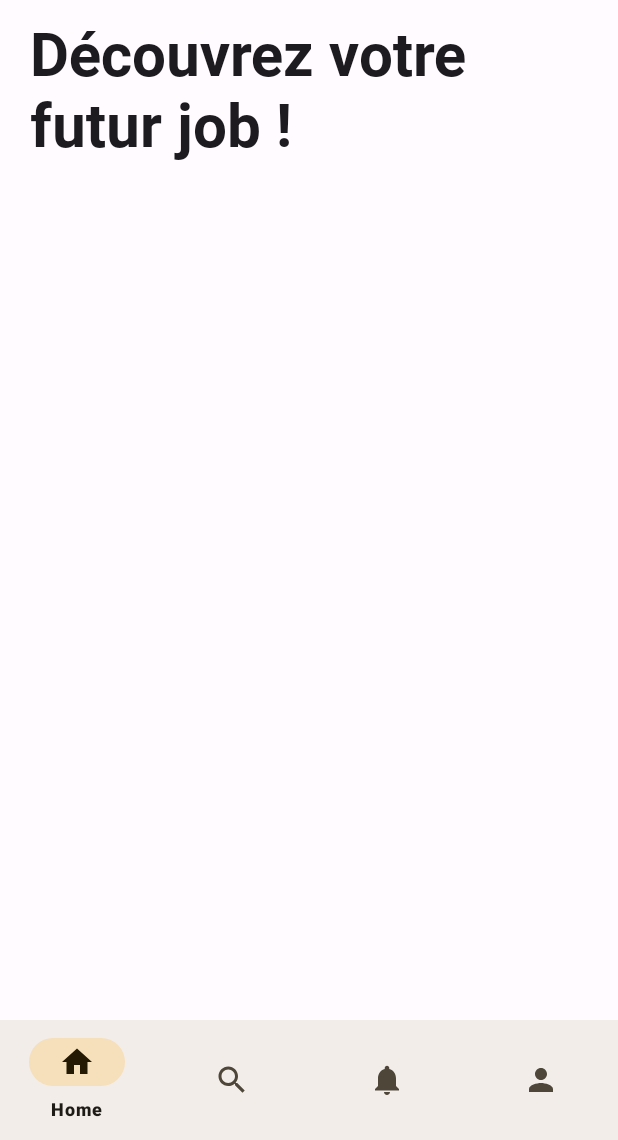
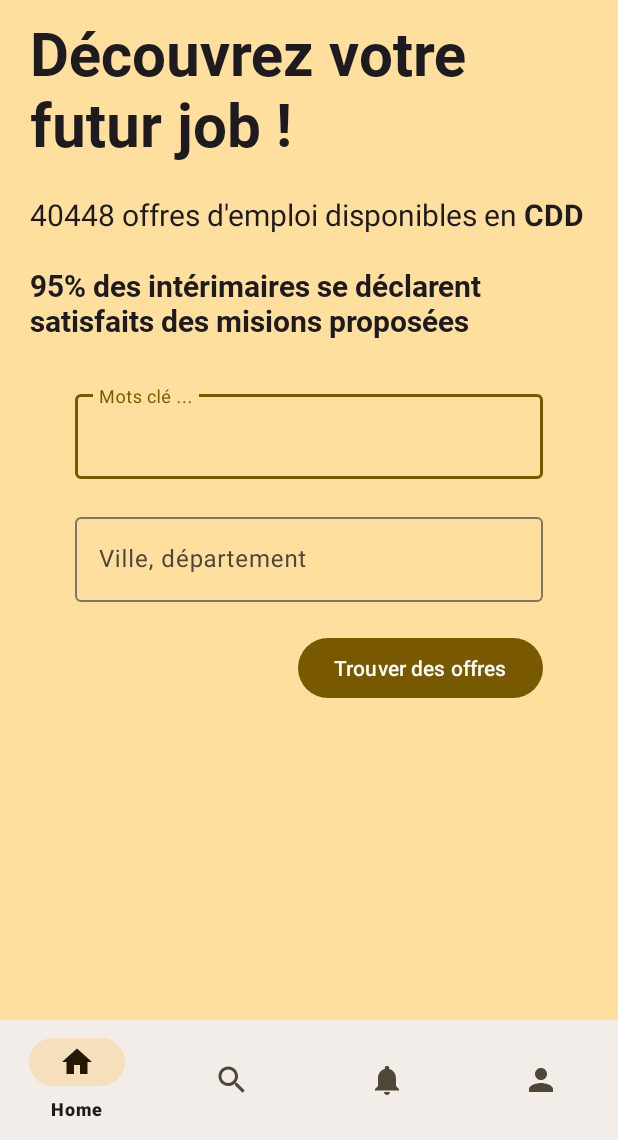
Before and after one commit to LoloLeMono/InterIm, an Android app: the screen it shows after launch (MainActivity), on a phone screen of 412 x 824 dp, the part 96-1236 px from its top. Run offline under Robolectric (Android 15) with nearby library versions, the phone set to English and light mode, and no system bars; our stand-ins replace navigation-ui.

Commit message:
Add rapid search

```diff
--- a/app/build.gradle
+++ b/app/build.gradle
@@ -34,7 +34,8 @@ android {
 dependencies {
 
     implementation 'androidx.appcompat:appcompat:1.6.1'
-    implementation 'com.google.android.material:material:1.8.0'
+    //implementation 'com.google.android.material:material:1.8.0'
+    implementation 'com.google.android.material:material:1.7.0-rc01'
     implementation 'androidx.constraintlayout:constraintlayout:2.1.4'
     implementation 'androidx.lifecycle:lifecycle-livedata-ktx:2.4.1'
     implementation 'androidx.lifecycle:lifecycle-viewmodel-ktx:2.4.1'
--- a/app/src/main/AndroidManifest.xml
+++ b/app/src/main/AndroidManifest.xml
@@ -6,15 +6,14 @@
         android:allowBackup="true"
         android:dataExtractionRules="@xml/data_extraction_rules"
         android:fullBackupContent="@xml/backup_rules"
-        android:icon="@mipmap/ic_launcher"
+        android:icon="@drawable/ic_launcher"
         android:label="@string/app_name"
         android:supportsRtl="true"
         android:theme="@style/Theme.Inter_Im"
         tools:targetApi="31" >
         <activity
             android:name=".MainActivity"
-            android:exported="true"
-            android:label="@string/app_name" >
+            android:exported="true">
             <intent-filter>
                 <action android:name="android.intent.action.MAIN" />
 
--- a/app/src/main/java/com/mobile/inter_im/ui/home/HomeFragment.java
+++ b/app/src/main/java/com/mobile/inter_im/ui/home/HomeFragment.java
@@ -22,7 +22,7 @@ private FragmentHomeBinding binding;
     binding = FragmentHomeBinding.inflate(inflater, container, false);
     View root = binding.getRoot();
 
-        final TextView textView = binding.textHome;
+        final TextView textView = binding.textHomeTitle;
         homeViewModel.getText().observe(getViewLifecycleOwner(), textView::setText);
         return root;
     }
--- a/app/src/main/res/layout/fragment_home.xml
+++ b/app/src/main/res/layout/fragment_home.xml
@@ -7,9 +7,19 @@
     android:layout_height="match_parent"
     tools:context=".ui.home.HomeFragment" >
 
+    <ScrollView
+        android:layout_width="match_parent"
+        android:layout_height="match_parent">
 
+        <LinearLayout
+            android:layout_width="match_parent"
+            android:layout_height="wrap_content"
+            android:orientation="vertical"
+            android:background="?attr/colorPrimaryContainer">
+
+            <!-- Vos TextViews ou autres vues ici -->
             <TextView
-        android:id="@+id/text_home"
+                android:id="@+id/text_home_title"
 
                 android:layout_width="match_parent"
                 android:layout_height="wrap_content"
@@ -17,6 +27,7 @@
                 android:layout_marginTop="8dp"
                 android:layout_marginEnd="20dp"
 
+                android:text="Découvrez votre futur job !"
                 android:textSize="40sp"
                 android:fontFamily="@font/roboto_bold"
                 android:textColor="?android:attr/textColorPrimary"
@@ -24,4 +35,87 @@
                 app:layout_constraintEnd_toEndOf='parent'
                 app:layout_constraintStart_toStartOf="parent"
                 app:layout_constraintTop_toTopOf="parent"/>
+
+            <TextView
+                android:id="@+id/text_home_content"
+
+                android:layout_width="match_parent"
+                android:layout_height="wrap_content"
+                android:layout_marginStart="20dp"
+                android:layout_marginTop="20dp"
+                android:layout_marginEnd="20dp"
+
+                android:textSize="20sp"
+                android:text="@string/text_home_intro"
+                android:textColor="?android:attr/textColorPrimary"
+
+                app:layout_constraintEnd_toEndOf='parent'
+                app:layout_constraintStart_toStartOf="parent"
+                app:layout_constraintTop_toTopOf="parent"/>
+
+            <TextView
+                android:layout_width="match_parent"
+                android:layout_height="wrap_content"
+                android:layout_marginStart="20dp"
+                android:layout_marginTop="20dp"
+                android:layout_marginEnd="20dp"
+
+                android:textSize="20sp"
+                android:text="95% des intérimaires se déclarent satisfaits des misions proposées"
+                android:fontFamily="@font/roboto_bold"
+                android:textColor="?android:attr/textColorPrimary"
+
+                app:layout_constraintEnd_toEndOf='parent'
+                app:layout_constraintStart_toStartOf="parent"
+                app:layout_constraintTop_toTopOf="parent"/>
+
+                <LinearLayout
+                    android:layout_width="match_parent"
+                    android:layout_height="wrap_content"
+                    android:layout_marginBottom="300dp"
+                    android:layout_marginTop="30dp"
+                    android:layout_marginStart="50dp"
+                    android:layout_marginEnd="50dp"
+                    android:orientation="vertical">
+
+                    <com.google.android.material.textfield.TextInputLayout
+                        android:id="@+id/textField"
+                        android:layout_width="match_parent"
+
+                        android:layout_marginBottom="20dp"
+                        android:layout_height="wrap_content"
+                        android:hint="Mots clé ...">
+
+                        <com.google.android.material.textfield.TextInputEditText
+                            android:layout_width="match_parent"
+                            android:layout_height="wrap_content"
+                            />
+                    </com.google.android.material.textfield.TextInputLayout>
+
+                    <com.google.android.material.textfield.TextInputLayout
+                        android:id="@+id/textField2"
+                        android:layout_width="match_parent"
+                        android:layout_height="wrap_content"
+                        android:hint="Ville, département">
+
+                        <com.google.android.material.textfield.TextInputEditText
+                            android:layout_width="match_parent"
+                            android:layout_height="wrap_content"
+                            />
+                    </com.google.android.material.textfield.TextInputLayout>
+
+                    <Button
+                        android:id="@+id/filledButton"
+                        android:layout_width="wrap_content"
+                        android:layout_height="wrap_content"
+                        android:layout_marginTop="20dp"
+                        android:layout_gravity="right"
+                        android:text="Trouver des offres" />
+
+                </LinearLayout>
+
+        </LinearLayout>
+
+    </ScrollView>
+
 </androidx.constraintlayout.widget.ConstraintLayout>
--- a/app/src/main/res/values/strings.xml
+++ b/app/src/main/res/values/strings.xml
@@ -4,4 +4,5 @@
     <string name="title_search">Search</string>
     <string name="title_notifications">Notifications</string>
     <string name="title_profil">Profil</string>
+    <string name="text_home_intro">40448 offres d\'emploi disponibles en <b>CDD</b></string>
 </resources>
```
Also changed, not shown: app/src/main/res/drawable/ic_launcher.png (added). Lines whose indentation alone changed are shown as unchanged.
